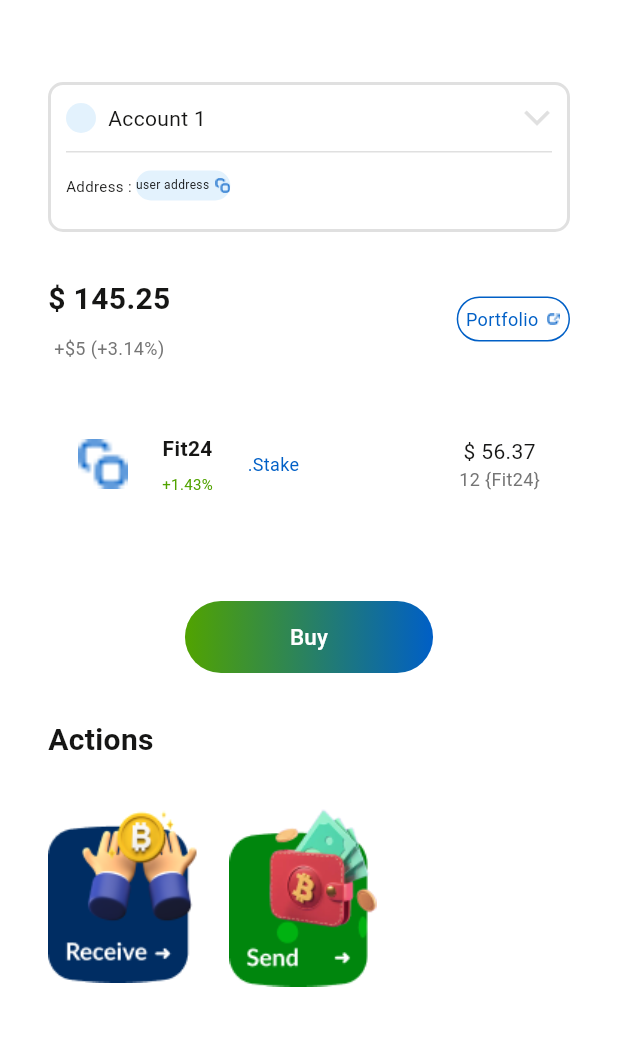
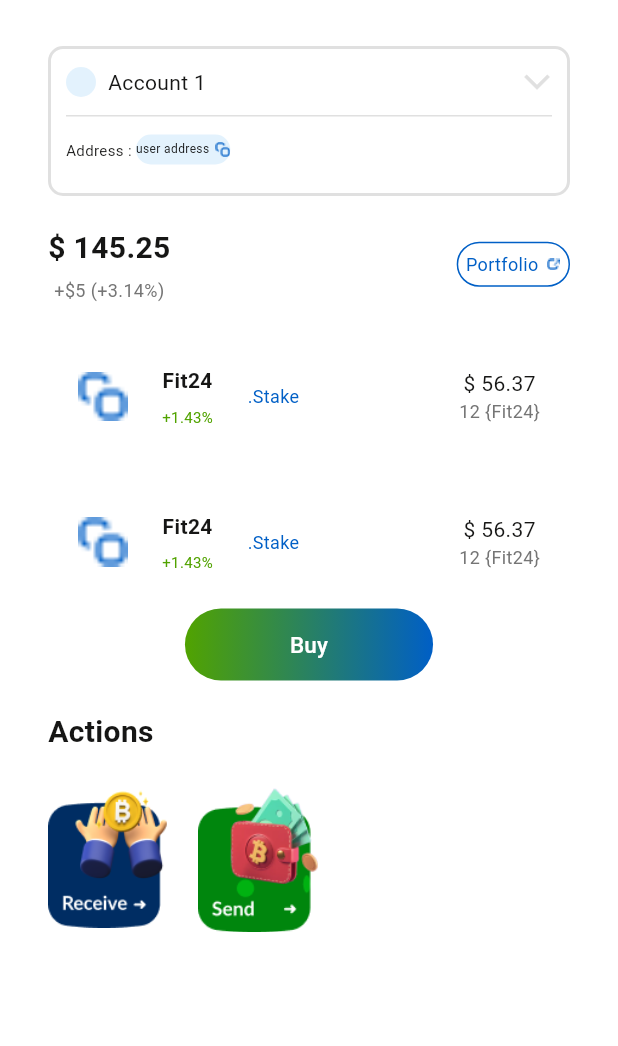
Before and after one commit to Ap8690/true-wallet, a Flutter app: the HomeScreen screen opened directly, on a phone screen of 412 x 824 dp, the part 98-1144 px from its top. Run offline on Flutter 3.47's test engine with Material 3 defaults, Android fonts, the phone set to English and light mode, and no system bars; network calls fail.

Commit message:
Ui changes according to phone screen

```diff
--- a/lib/components/send_receive_bottomsheet.dart
+++ b/lib/components/send_receive_bottomsheet.dart
@@ -20,7 +20,7 @@ class SendReceiveBottomsheet {
             return Container(
               width: MediaQuery.of(context).size.width,
               padding: const EdgeInsets.all(16),
-              height: MediaQuery.of(context).size.height * 0.3,
+              height: MediaQuery.of(context).size.height * 0.35,
               child: Center(
                 child: Column(
                   crossAxisAlignment: CrossAxisAlignment.center,
--- a/lib/screens/home_screen.dart
+++ b/lib/screens/home_screen.dart
@@ -19,14 +19,14 @@ class _HomeScreenState extends State<HomeScreen> {
   Widget build(BuildContext context) {
     return Scaffold(
       appBar: PreferredSize(
-          preferredSize: const Size.fromHeight(100),
+          preferredSize: const Size.fromHeight(80),
           child: CustomHomeAppbar(
             showBackWidget: true,
             showTrailingWidget: true,
             onTrailingTap: () {},
           )),
       body: Padding(
-        padding: const EdgeInsets.symmetric(horizontal: 32.0, vertical: 20),
+        padding: const EdgeInsets.symmetric(horizontal: 32.0, vertical: 16),
         child: Column(
           crossAxisAlignment: CrossAxisAlignment.start,
           children: [
@@ -123,7 +123,7 @@ class _HomeScreenState extends State<HomeScreen> {
               ),
             ),
             const SizedBox(
-              height: 30,
+              height: 20,
             ),
             Row(
               mainAxisAlignment: MainAxisAlignment.spaceBetween,
@@ -135,7 +135,7 @@ class _HomeScreenState extends State<HomeScreen> {
                       style: CustomTextStyles.textSubTitle(),
                     ),
                     const SizedBox(
-                      height: 10,
+                      height: 5,
                     ),
                     CustomText(
                       text: '+\$5 (+3.14%)',
@@ -174,17 +174,17 @@ class _HomeScreenState extends State<HomeScreen> {
               ],
             ),
             const SizedBox(
-              height: 20,
+              height: 14,
             ),
             Container(
-              height: 120,
+              height: 180,
               child: ListView.builder(itemBuilder: (context, index) {
                 return _buildTransactionCard(ImagePath.copyIcon, 'Fit24',
                     '1.43', '56.37', '12', 'Fit24');
               }),
             ),
             const SizedBox(
-              height: 20,
+              height: 10,
             ),
             Center(
               child: CustomButton(
@@ -196,14 +196,14 @@ class _HomeScreenState extends State<HomeScreen> {
               ),
             ),
             const SizedBox(
-              height: 30,
+              height: 20,
             ),
             CustomText(
               text: 'Actions',
               style: CustomTextStyles.textSubTitle(color: CustomColor.black),
             ),
             const SizedBox(
-              height: 30,
+              height: 20,
             ),
             Row(
               mainAxisAlignment: MainAxisAlignment.spaceBetween,
@@ -214,8 +214,8 @@ class _HomeScreenState extends State<HomeScreen> {
                       onTap: () {},
                       child: Image.asset(
                         ImagePath.receiveImage,
-                        height: 120,
-                        width: 100,
+                        height: 100,
+                        width: 80,
                       ),
                     ),
                     const SizedBox(
@@ -225,8 +225,8 @@ class _HomeScreenState extends State<HomeScreen> {
                       onTap: () {},
                       child: Image.asset(
                         ImagePath.sendImage,
-                        height: 120,
-                        width: 100,
+                        height: 100,
+                        width: 80,
                       ),
                     )
                   ],
```
Also changed, not shown: lib/screens/confirm_recovery_phrase_screen.dart (+9 -9 lines), lib/screens/reset_wallet_phrase_screen.dart (+18 -13 lines), lib/screens/secure_your_wallet_screen.dart (+6 -12 lines).
